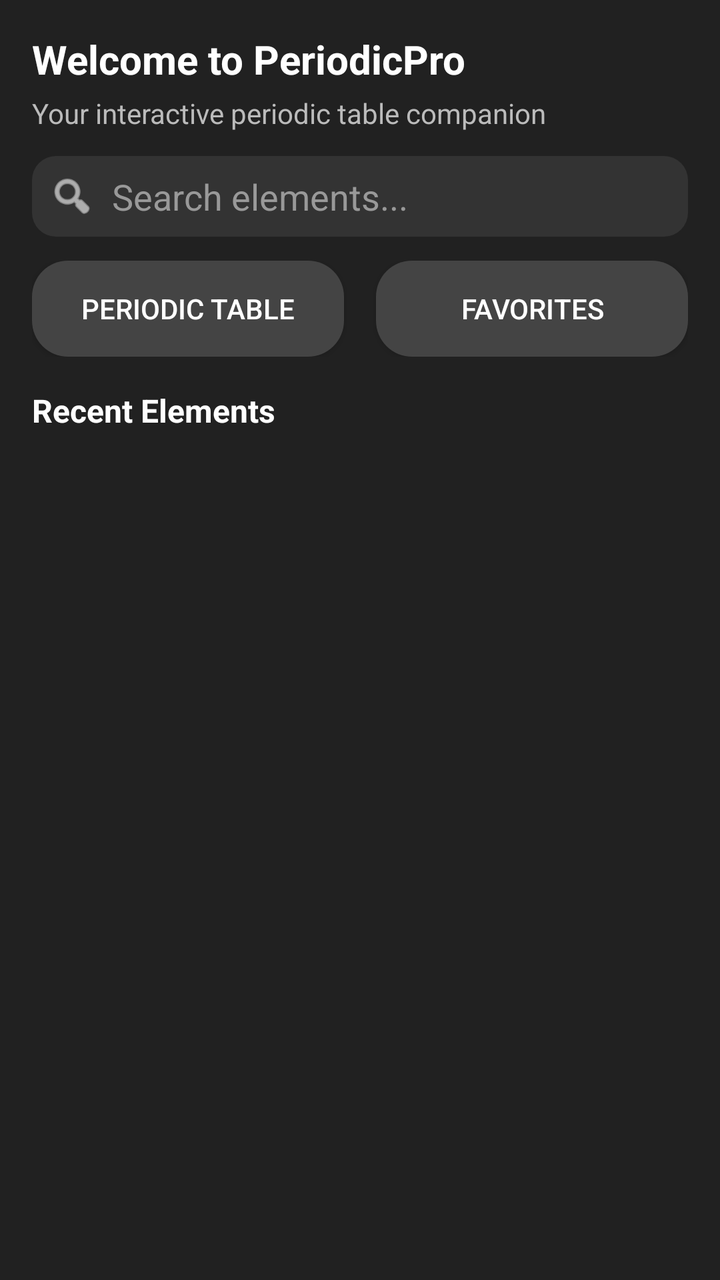
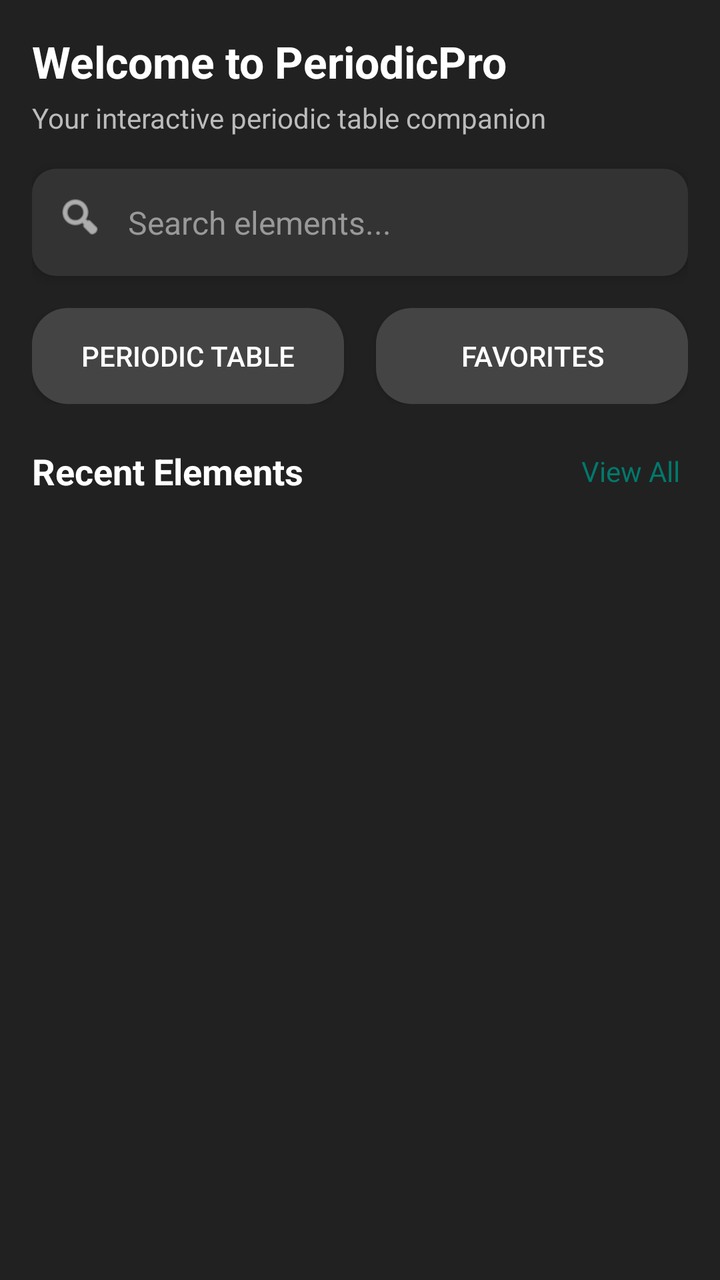

Compare the two renders of this Android layout. The source of the first and the diff that turns it into the second are given below.
<!-- AndroidManifest.xml: application theme Theme.PeriodicPro -->
<!-- res/layout/activity_landing.xml -->
<?xml version="1.0" encoding="utf-8"?>
<LinearLayout xmlns:android="http://schemas.android.com/apk/res/android"
    xmlns:app="http://schemas.android.com/apk/res-auto"
    android:id="@+id/main_container"
    android:layout_width="match_parent"
    android:layout_height="match_parent"
    android:orientation="vertical"
    android:background="#212121"
    android:padding="16dp">

    
    <TextView
        android:id="@+id/text_welcome"
        android:layout_width="wrap_content"
        android:layout_height="wrap_content"
        android:text="Welcome to PeriodicPro"
        android:textColor="#ffffff"
        android:textSize="20sp"
        android:textStyle="bold"
        android:layout_marginBottom="4dp" />

    <TextView
        android:id="@+id/text_subtitle"
        android:layout_width="wrap_content"
        android:layout_height="wrap_content"
        android:text="Your interactive periodic table companion"
        android:textColor="#bbbbbb"
        android:textSize="14sp"
        android:layout_marginBottom="12dp" />

    
    <LinearLayout
        android:layout_width="match_parent"
        android:layout_height="wrap_content"
        android:orientation="horizontal"
        android:background="@drawable/rounded_table_bg"
        android:padding="8dp"
        android:layout_marginBottom="12dp">

        <ImageView
            android:id="@+id/search_icon"
            android:layout_width="24dp"
            android:layout_height="24dp"
            android:src="@android:drawable/ic_menu_search"
            android:layout_marginEnd="8dp"
            app:tint="#ffffff" />

        <AutoCompleteTextView
            android:id="@+id/edittext_search"
            android:layout_width="0dp"
            android:layout_height="wrap_content"
            android:layout_weight="1"
            android:hint="Search elements..."
            android:imeOptions="actionSearch"
            android:inputType="text"
            android:textColor="#ffffff"
            android:textColorHint="#999999"
            android:background="@android:color/transparent" />
    </LinearLayout>

    
    <LinearLayout
        android:layout_width="match_parent"
        android:layout_height="wrap_content"
        android:orientation="horizontal"
        android:gravity="center_horizontal"
        android:layout_marginBottom="16dp">

        <Button
            android:id="@+id/button_pTable"
            android:layout_width="0dp"
            android:layout_height="wrap_content"
            android:layout_weight="1"
            android:text="PERIODIC TABLE"
            android:background="@drawable/categories_button_bg"
            android:textColor="#ffffff"
            android:layout_marginEnd="8dp" />

        <Button
            android:id="@+id/button_favorites"
            android:layout_width="0dp"
            android:layout_height="wrap_content"
            android:layout_weight="1"
            android:text="FAVORITES"
            android:background="@drawable/categories_button_bg"
            android:textColor="#ffffff"
            android:layout_marginStart="8dp" />
    </LinearLayout>

    
    <TextView
        android:id="@+id/text_recent_title"
        android:layout_width="wrap_content"
        android:layout_height="wrap_content"
        android:text="Recent Elements"
        android:textColor="#ffffff"
        android:textSize="16sp"
        android:textStyle="bold"
        android:layout_marginBottom="8dp" />

    
    <ScrollView
        android:layout_width="match_parent"
        android:layout_height="0dp"
        android:layout_weight="1"
        android:fillViewport="true">

        <LinearLayout
            android:id="@+id/recent_list"
            android:layout_width="match_parent"
            android:layout_height="wrap_content"
            android:orientation="vertical" />
    </ScrollView>

    
    <FrameLayout
        android:id="@+id/navigation_container"
        android:layout_width="match_parent"
        android:layout_height="wrap_content" />
</LinearLayout>
<!-- resources referenced by this layout -->
<resources>
  <!-- drawable categories_button_bg (drawable) -->
  <?xml version="1.0" encoding="utf-8"?>
  <shape xmlns:android="http://schemas.android.com/apk/res/android"
      android:shape="rectangle">
      <corners android:radius="18dp" />
      <solid android:color="#444444" />
  </shape>
  <!-- drawable rounded_table_bg (drawable) -->
  <?xml version="1.0" encoding="utf-8"?>
  <shape xmlns:android="http://schemas.android.com/apk/res/android"
      android:shape="rectangle">
      <corners android:radius="12dp" />
      <solid android:color="#333333" />
  </shape>
  <style name="Theme.PeriodicPro" parent="Theme.AppCompat.DayNight.NoActionBar">
          <item name="colorPrimary">#212121</item>
          <item name="colorPrimaryDark">#171717</item>
          <item name="colorAccent">#00796B</item>
          <item name="android:windowBackground">#212121</item>
      </style>
</resources>

<!-- the commit's change to res/layout/activity_landing.xml (unified diff, before → after) -->
@@ -9,33 +9,41 @@
     android:padding="16dp">
 
     
-    <TextView
-        android:id="@+id/text_welcome"
-        android:layout_width="wrap_content"
+    <LinearLayout
+        android:layout_width="match_parent"
         android:layout_height="wrap_content"
-        android:text="Welcome to PeriodicPro"
-        android:textColor="#ffffff"
-        android:textSize="20sp"
-        android:textStyle="bold"
-        android:layout_marginBottom="4dp" />
+        android:orientation="vertical"
+        android:layout_marginBottom="16dp">
+        
+        <TextView
+            android:id="@+id/text_welcome"
+            android:layout_width="wrap_content"
+            android:layout_height="wrap_content"
+            android:text="Welcome to PeriodicPro"
+            android:textColor="#ffffff"
+            android:textSize="22sp"
+            android:textStyle="bold"
+            android:layout_marginBottom="4dp" />
 
-    <TextView
-        android:id="@+id/text_subtitle"
-        android:layout_width="wrap_content"
-        android:layout_height="wrap_content"
-        android:text="Your interactive periodic table companion"
-        android:textColor="#bbbbbb"
-        android:textSize="14sp"
-        android:layout_marginBottom="12dp" />
+        <TextView
+            android:id="@+id/text_subtitle"
+            android:layout_width="wrap_content"
+            android:layout_height="wrap_content"
+            android:text="Your interactive periodic table companion"
+            android:textColor="#bbbbbb"
+            android:textSize="14sp" />
+    </LinearLayout>
 
     
     <LinearLayout
+        android:id="@+id/search_bar_container"
         android:layout_width="match_parent"
         android:layout_height="wrap_content"
         android:orientation="horizontal"
         android:background="@drawable/rounded_table_bg"
-        android:padding="8dp"
-        android:layout_marginBottom="12dp">
+        android:padding="12dp"
+        android:layout_marginBottom="16dp"
+        android:elevation="4dp">
 
         <ImageView
             android:id="@+id/search_icon"
@@ -55,7 +63,9 @@
             android:inputType="text"
             android:textColor="#ffffff"
             android:textColorHint="#999999"
-            android:background="@android:color/transparent" />
+            android:background="@android:color/transparent"
+            android:textSize="16sp"
+            android:padding="4dp" />
     </LinearLayout>
 
     
@@ -64,7 +74,7 @@
         android:layout_height="wrap_content"
         android:orientation="horizontal"
         android:gravity="center_horizontal"
-        android:layout_marginBottom="16dp">
+        android:layout_marginBottom="20dp">
 
         <Button
             android:id="@+id/button_pTable"
@@ -74,7 +84,10 @@
             android:text="PERIODIC TABLE"
             android:background="@drawable/categories_button_bg"
             android:textColor="#ffffff"
-            android:layout_marginEnd="8dp" />
+            android:textSize="14sp"
+            android:paddingVertical="12dp"
+            android:layout_marginEnd="8dp"
+            android:elevation="4dp" />
 
         <Button
             android:id="@+id/button_favorites"
@@ -84,37 +97,76 @@
             android:text="FAVORITES"
             android:background="@drawable/categories_button_bg"
             android:textColor="#ffffff"
-            android:layout_marginStart="8dp" />
+            android:textSize="14sp"
+            android:paddingVertical="12dp"
+            android:layout_marginStart="8dp"
+            android:elevation="4dp" />
     </LinearLayout>
 
     
-    <TextView
-        android:id="@+id/text_recent_title"
-        android:layout_width="wrap_content"
+    <LinearLayout
+        android:layout_width="match_parent"
         android:layout_height="wrap_content"
-        android:text="Recent Elements"
-        android:textColor="#ffffff"
-        android:textSize="16sp"
-        android:textStyle="bold"
-        android:layout_marginBottom="8dp" />
+        android:orientation="horizontal"
+        android:gravity="center_vertical"
+        android:layout_marginBottom="12dp">
+        
+        <TextView
+            android:id="@+id/text_recent_title"
+            android:layout_width="0dp"
+            android:layout_height="wrap_content"
+            android:layout_weight="1"
+            android:text="Recent Elements"
+            android:textColor="#ffffff"
+            android:textSize="18sp"
+            android:textStyle="bold" />
+            
+        <TextView
+            android:id="@+id/text_view_all"
+            android:layout_width="wrap_content"
+            android:layout_height="wrap_content"
+            android:text="View All"
+            android:textColor="#00796B"
+            android:textSize="14sp"
+            android:padding="4dp" />
+    </LinearLayout>
 
     
-    <ScrollView
+    <FrameLayout
         android:layout_width="match_parent"
         android:layout_height="0dp"
-        android:layout_weight="1"
-        android:fillViewport="true">
+        android:layout_weight="1">
+        
+        <ScrollView
+            android:layout_width="match_parent"
+            android:layout_height="match_parent"
+            android:fillViewport="true">
 
-        <LinearLayout
-            android:id="@+id/recent_list"
+            <LinearLayout
+                android:id="@+id/recent_list"
+                android:layout_width="match_parent"
+                android:layout_height="wrap_content"
+                android:orientation="vertical"
+                android:paddingBottom="8dp" />
+        </ScrollView>
+        
+        
+        <TextView
+            android:id="@+id/text_no_recent"
             android:layout_width="match_parent"
-            android:layout_height="wrap_content"
-            android:orientation="vertical" />
-    </ScrollView>
+            android:layout_height="match_parent"
+            android:text="No recent elements yet.\nTap on any element to see it here!"
+            android:textColor="#999999"
+            android:textSize="16sp"
+            android:gravity="center"
+            android:padding="24dp"
+            android:visibility="gone" />
+    </FrameLayout>
 
     
     <FrameLayout
         android:id="@+id/navigation_container"
         android:layout_width="match_parent"
-        android:layout_height="wrap_content" />
+        android:layout_height="wrap_content"
+        android:layout_marginTop="16dp" />
 </LinearLayout>
